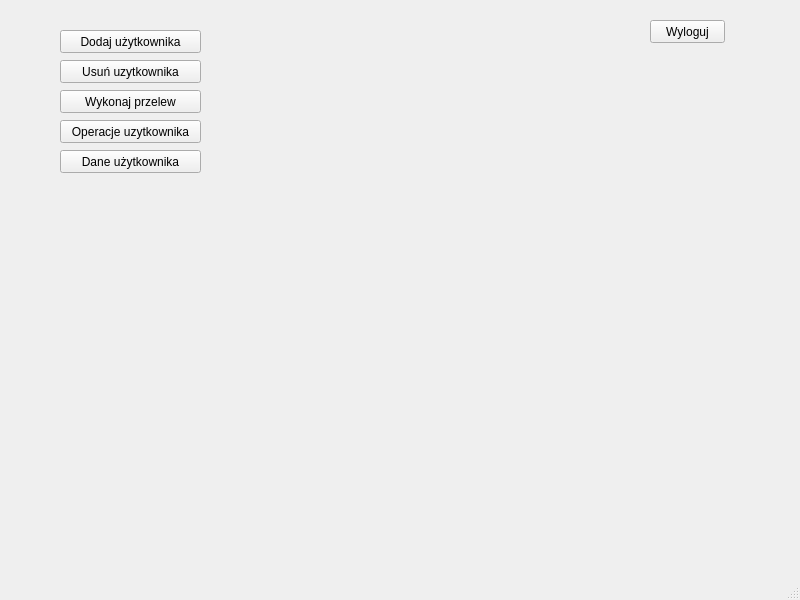
Above: MAIN_MENU/admin_window.ui from Gierlaszek/Banking-System-Sym before the change. Below: the same form after it.
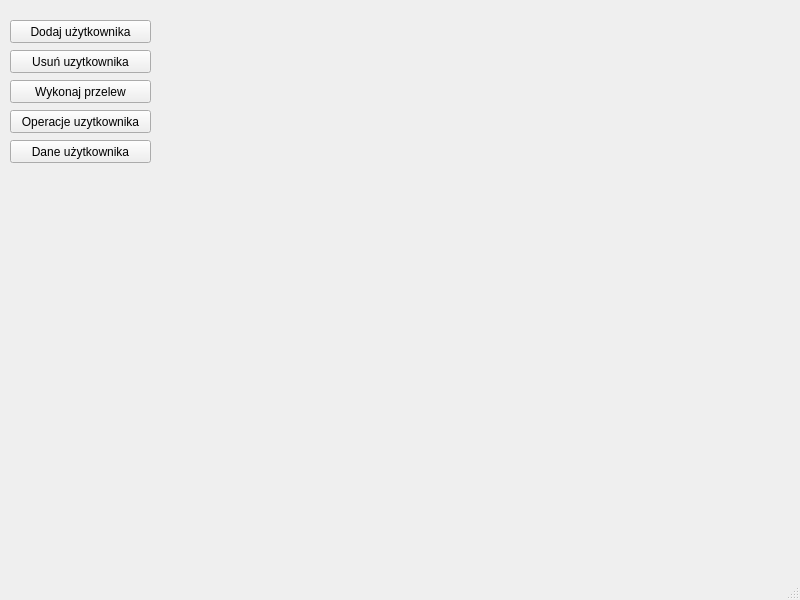
That is the form after the change.

```diff
--- a/MAIN_MENU/admin_window.ui
+++ b/MAIN_MENU/admin_window.ui
@@ -14,24 +14,11 @@
    <string>MainWindow</string>
   </property>
   <widget class="QWidget" name="centralwidget">
-   <widget class="QPushButton" name="adduser_button">
-    <property name="geometry">
-     <rect>
-      <x>60</x>
-      <y>30</y>
-      <width>141</width>
-      <height>23</height>
-     </rect>
-    </property>
-    <property name="text">
-     <string>Dodaj użytkownika</string>
-    </property>
-   </widget>
    <widget class="QPushButton" name="deleteuser_button">
     <property name="geometry">
      <rect>
-      <x>60</x>
-      <y>60</y>
+      <x>10</x>
+      <y>50</y>
       <width>141</width>
       <height>23</height>
      </rect>
@@ -40,24 +27,11 @@
      <string>Usuń uzytkownika</string>
     </property>
    </widget>
-   <widget class="QPushButton" name="transfer_button">
-    <property name="geometry">
-     <rect>
-      <x>60</x>
-      <y>90</y>
-      <width>141</width>
-      <height>23</height>
-     </rect>
-    </property>
-    <property name="text">
-     <string>Wykonaj przelew</string>
-    </property>
-   </widget>
    <widget class="QPushButton" name="user_history_button">
     <property name="geometry">
      <rect>
-      <x>60</x>
-      <y>120</y>
+      <x>10</x>
+      <y>110</y>
       <width>141</width>
       <height>23</height>
      </rect>
@@ -69,8 +43,8 @@
    <widget class="QPushButton" name="user_data_button">
     <property name="geometry">
      <rect>
-      <x>60</x>
-      <y>150</y>
+      <x>10</x>
+      <y>140</y>
       <width>141</width>
       <height>23</height>
      </rect>
@@ -79,17 +53,30 @@
      <string>Dane użytkownika</string>
     </property>
    </widget>
-   <widget class="QPushButton" name="pushButton">
+   <widget class="QPushButton" name="adduser_button">
     <property name="geometry">
      <rect>
-      <x>650</x>
+      <x>10</x>
       <y>20</y>
-      <width>75</width>
+      <width>141</width>
       <height>23</height>
      </rect>
     </property>
     <property name="text">
-     <string>Wyloguj</string>
+     <string>Dodaj użytkownika</string>
+    </property>
+   </widget>
+   <widget class="QPushButton" name="transfer_button">
+    <property name="geometry">
+     <rect>
+      <x>10</x>
+      <y>80</y>
+      <width>141</width>
+      <height>23</height>
+     </rect>
+    </property>
+    <property name="text">
+     <string>Wykonaj przelew</string>
     </property>
    </widget>
   </widget>
```
Left out of the diff: 2 changed lines with no effect on the pictures.
